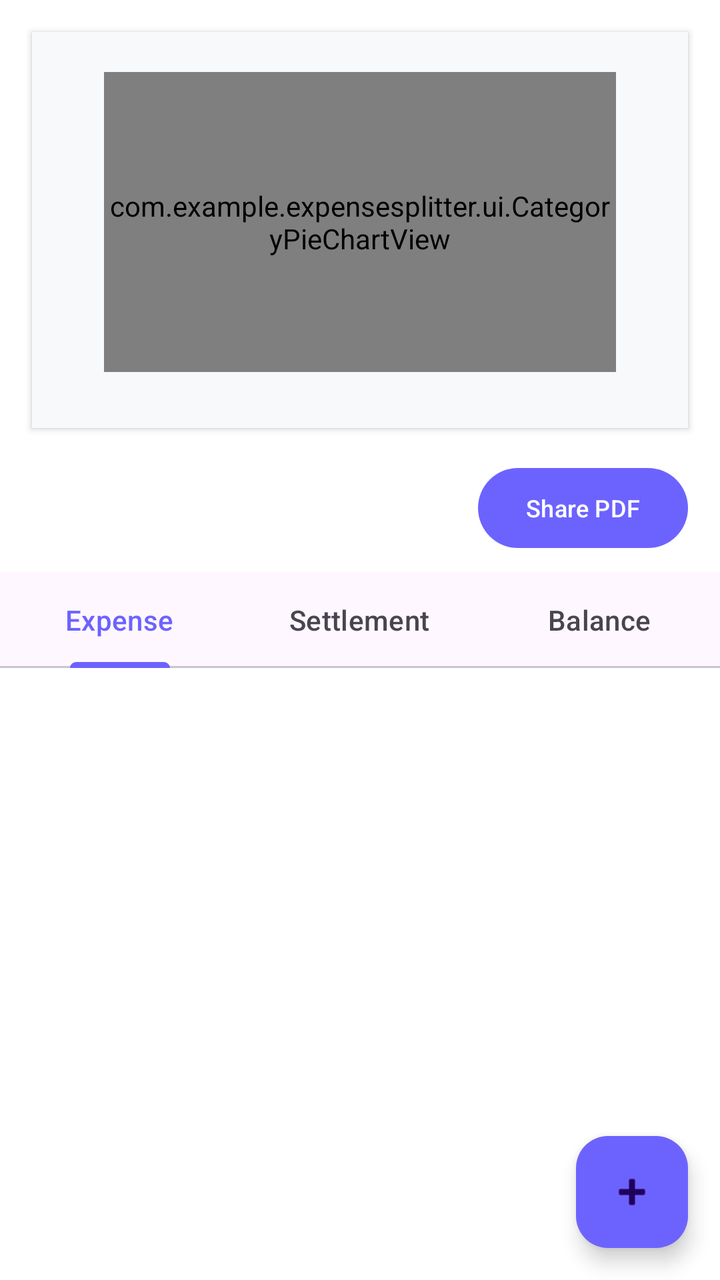
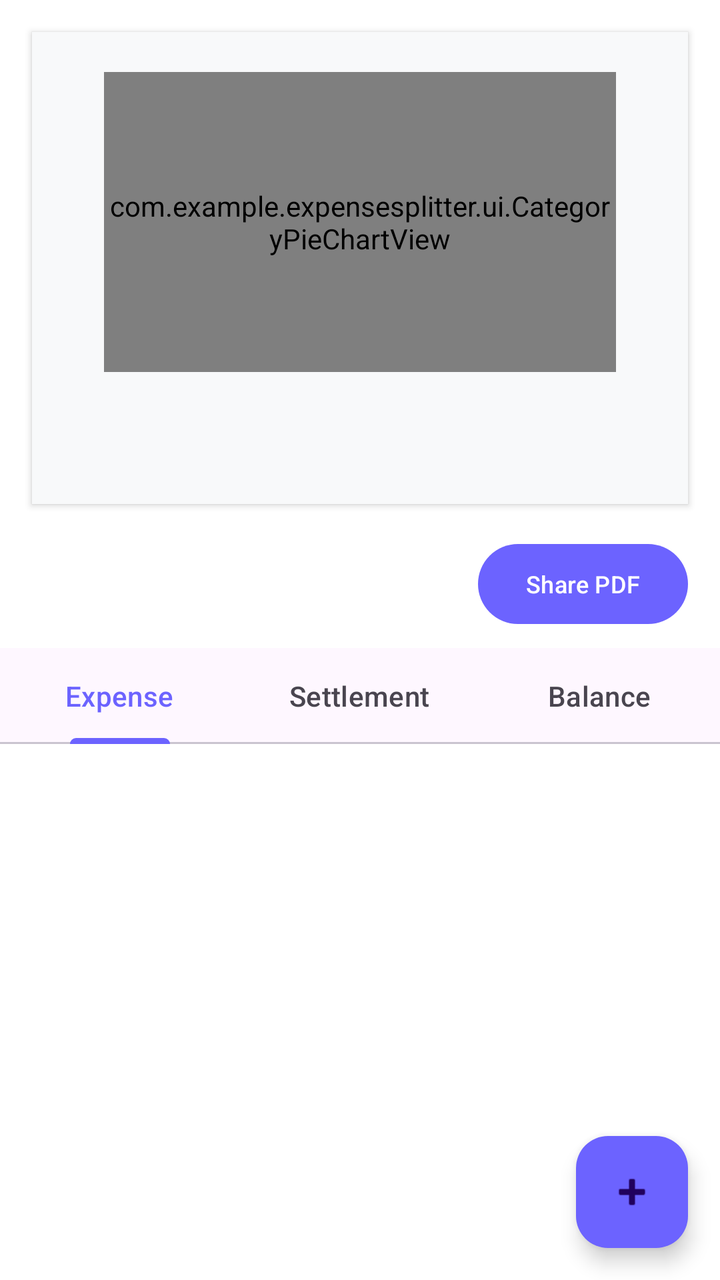

Before-and-after screenshots of an Android layout around one commit, followed by the original layout XML and the change that was made.
<!-- AndroidManifest.xml: application theme Theme.ExpenseSplitter -->
<!-- res/layout/activity_group_detail.xml -->
<?xml version="1.0" encoding="utf-8"?>
<LinearLayout xmlns:android="http://schemas.android.com/apk/res/android"
    xmlns:app="http://schemas.android.com/apk/res-auto"
    android:orientation="vertical"
    android:layout_width="match_parent"
    android:layout_height="match_parent"
    android:background="@color/bg_color">

    
    <LinearLayout
        android:layout_width="match_parent"
        android:layout_height="wrap_content"
        android:orientation="horizontal"
        android:padding="20dp"
        android:background="#F8F9FA"
        android:layout_margin="16dp"
        android:elevation="2dp"> 
        
    <com.example.expensesplitter.ui.CategoryPieChartView
        android:id="@+id/categoryPieChart"
        android:layout_width="match_parent"
        android:layout_height="150dp"
        android:layout_marginHorizontal="16dp"
        android:layout_marginBottom="8dp"/>
        
        
        <LinearLayout android:layout_width="0dp" android:layout_height="wrap_content" android:layout_weight="1" android:orientation="vertical" android:gravity="center">
            <TextView android:layout_width="wrap_content" android:layout_height="wrap_content" android:text="Total" android:textSize="14sp" android:textColor="#777777"/>
            <TextView android:id="@+id/tvTotal" android:layout_width="wrap_content" android:layout_height="wrap_content" android:textStyle="bold" android:textSize="22sp" android:textColor="#2D2D2D" android:layout_marginTop="4dp"/>
        </LinearLayout>
        
        
        <LinearLayout android:layout_width="0dp" android:layout_height="wrap_content" android:layout_weight="1" android:orientation="vertical" android:gravity="center">
            <TextView android:layout_width="wrap_content" android:layout_height="wrap_content" android:text="Paid" android:textSize="14sp" android:textColor="#777777"/>
            <TextView android:id="@+id/tvPaid" android:layout_width="wrap_content" android:layout_height="wrap_content" android:textStyle="bold" android:textSize="22sp" android:textColor="#2E7D32" android:layout_marginTop="4dp"/>
        </LinearLayout>
        
        
        <LinearLayout android:layout_width="0dp" android:layout_height="wrap_content" android:layout_weight="1" android:orientation="vertical" android:gravity="center">
            <TextView android:layout_width="wrap_content" android:layout_height="wrap_content" android:text="Due" android:textSize="14sp" android:textColor="#777777"/>
            <TextView android:id="@+id/tvDue" android:layout_width="wrap_content" android:layout_height="wrap_content" android:textStyle="bold" android:textSize="22sp" android:textColor="#C62828" android:layout_marginTop="4dp"/>
        </LinearLayout>
    </LinearLayout>

    
    <com.google.android.material.button.MaterialButton
        android:id="@+id/btnSharePdf"
        android:layout_width="wrap_content"
        android:layout_height="wrap_content"
        android:text="Share PDF"
        android:textSize="12sp"
        android:layout_gravity="end"
        android:layout_marginEnd="16dp"
        android:layout_marginBottom="8dp"
        app:backgroundTint="#6C63FF"/>

    <com.google.android.material.tabs.TabLayout
        android:id="@+id/tabLayout"
        android:layout_width="match_parent"
        android:layout_height="wrap_content">
        <com.google.android.material.tabs.TabItem android:text="Expense"/>
        <com.google.android.material.tabs.TabItem android:text="Settlement"/>
        <com.google.android.material.tabs.TabItem android:text="Balance"/>
    </com.google.android.material.tabs.TabLayout>

    <androidx.recyclerview.widget.RecyclerView
        android:id="@+id/recyclerView"
        android:layout_width="match_parent"
        android:layout_height="0dp"
        android:layout_weight="1"
        android:padding="8dp"/>

    <com.google.android.material.floatingactionbutton.FloatingActionButton
        android:id="@+id/fabAdd"
        android:layout_width="wrap_content"
        android:layout_height="wrap_content"
        android:layout_gravity="end|bottom"
        android:layout_margin="16dp"
        android:src="@android:drawable/ic_input_add"
        app:backgroundTint="#6C63FF"/>
</LinearLayout>
<!-- resources referenced by this layout -->
<resources>
  <color name="bg_color">#FFFFFF</color>
  <style name="Theme.ExpenseSplitter" parent="Theme.Material3.DayNight.NoActionBar">
          <item name="colorPrimary">@color/purple_primary</item>
          <item name="android:windowBackground">@color/bg_color</item>
          <item name="android:statusBarColor">@color/bg_color</item>
          <item name="android:windowLightStatusBar">true</item>
      </style>
  <color name="purple_primary">#6C63FF</color>
</resources>

<!-- the commit's change to res/layout/activity_group_detail.xml (unified diff, before → after) -->
@@ -22,6 +22,13 @@
         android:layout_height="150dp"
         android:layout_marginHorizontal="16dp"
         android:layout_marginBottom="8dp"/>
+       
+    <com.example.expensesplitter.ui.BarChartView
+        android:id="@+id/barChart"
+        android:layout_width="match_parent"
+        android:layout_height="180dp"
+        android:layout_marginHorizontal="16dp"
+        android:layout_marginBottom="16dp"/> 
         
         
         <LinearLayout android:layout_width="0dp" android:layout_height="wrap_content" android:layout_weight="1" android:orientation="vertical" android:gravity="center">
